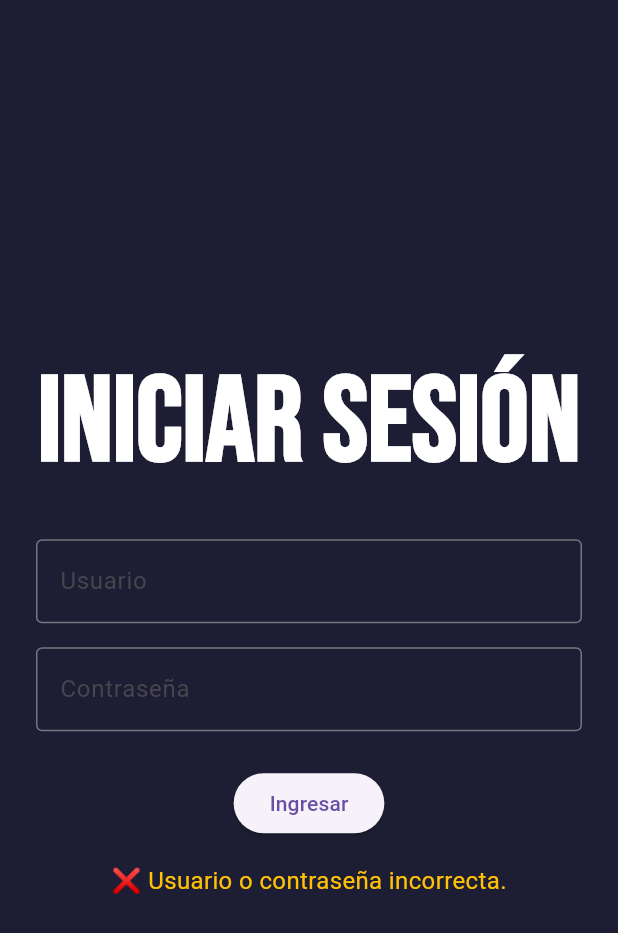
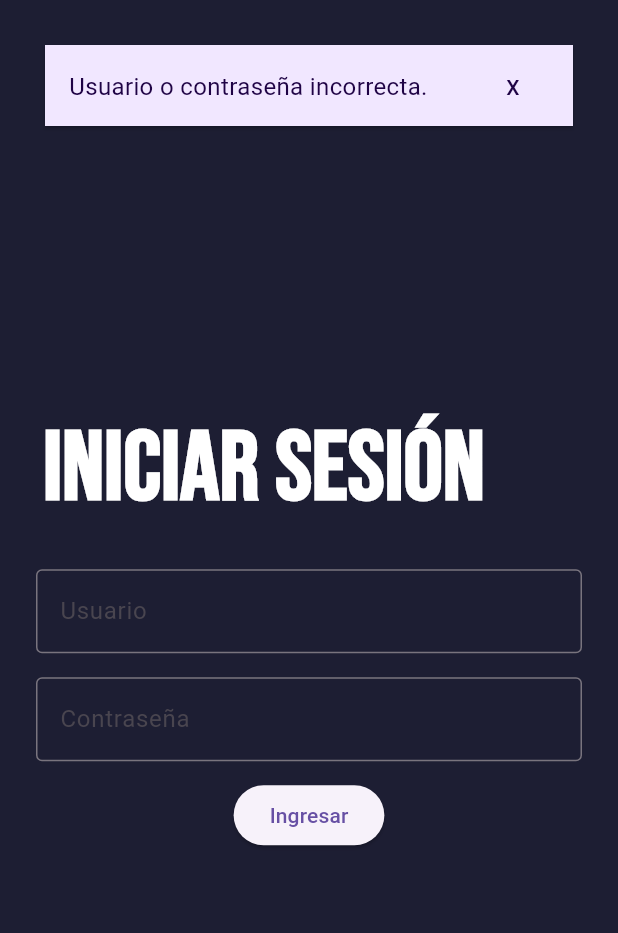
Before and after one commit to Jefferson455/BankApp, a Flutter app: the LoginScreen screen opened directly, after a tap on "Ingresar", on a phone screen of 412 x 824 dp. Shown: the top 933 px of the screen. Run offline on Flutter 3.47's test engine with Material 3 defaults, Android fonts, the phone set to English and light mode, and no system bars.

Commit message:
Se implementa el login, auth, controller, screen

```diff
--- /dev/null
+++ b/lib/src/core/controllers/login_controller.dart
@@ -0,0 +1,18 @@
+import 'package:flutter/material.dart';
+import '../services/auth_service.dart';
+
+class LoginController {
+  final AuthService _authService;
+
+  LoginController(this._authService);
+
+  /// Devuelve null si todo ok, o un mensaje de error.
+  Future<String?> login(String username, String password) async {
+    final ok = await _authService.authenticate(username, password);
+    if (ok) {
+      return null;
+    } else {
+      return 'Usuario o contraseña incorrecta.';
+    }
+  }
+}
--- /dev/null
+++ b/lib/src/core/services/auth_service.dart
@@ -0,0 +1,8 @@
+class AuthService {
+  /// Simula llamada a un backend.
+  Future<bool> authenticate(String username, String password) async {
+    // aquí podrías hacer un HTTP request real
+    await Future.delayed(const Duration(milliseconds: 500));
+    return username == 'jeffer' && password == '1234';
+  }
+}
--- a/lib/src/layouts/colorsApp.dart
+++ b/lib/src/layouts/colorsApp.dart
@@ -1,15 +1,15 @@
 import 'dart:ui';
 
 class ColorsApp {
-  static const Color fText = Color.fromARGB(255, 241, 231, 255);
-  static const Color secondary = Color(0xFF1F0345);
+  //Colors
+  static const Color purpleLight = Color.fromARGB(255, 241, 231, 255);
+  static const Color purple = Color(0xFF1F0345);
   static const Color accent = Color(0xFFFFC400);
+  static const Color white = Color(0xFFFFFFFF);
+  static const Color errorRed = Color.fromARGB(255, 98, 34, 34);
 
   //Backgrounds
   static const Color backgroundComponent = Color(0xFF0E0B20);
   static const Color background = Color(0xFF1D1E33);
   static const Color backgroundComponentSelected = Color(0xFF4F548B);
-
-  //Text
-  static const Color wText = Color(0xFFFFFFFF);
 }
--- /dev/null
+++ b/lib/src/layouts/error_banner.dart
@@ -0,0 +1,39 @@
+import 'package:flutter/material.dart';
+import 'package:login_welcome/src/layouts/colorsApp.dart';
+
+/// Muestra un MaterialBanner de error en la parte superior del Scaffold.
+/// Se oculta automáticamente después de [duration].
+void showErrorBanner(
+  BuildContext context, {
+  required String message,
+  Duration duration = const Duration(seconds: 3),
+}) {
+  final messenger = ScaffoldMessenger.of(context);
+
+  // Primero limpia cualquier banner anterior
+  messenger.clearMaterialBanners();
+
+  // Crea el banner
+  messenger.showMaterialBanner(
+    MaterialBanner(
+      elevation: 1,
+      margin: EdgeInsets.all(30),
+      backgroundColor: ColorsApp.purpleLight,
+      content: Text(
+        message,
+        style: const TextStyle(color: ColorsApp.purple, fontSize: 16),
+      ),
+      actions: [
+        TextButton(
+          onPressed: () => messenger.hideCurrentMaterialBanner(),
+          child: const Text('X', style: TextStyle(color: ColorsApp.purple)),
+        ),
+      ],
+    ),
+  );
+
+  // Lo oculta después de [duration]
+  Future.delayed(duration, () {
+    messenger.hideCurrentMaterialBanner();
+  });
+}
--- a/lib/src/screen/loginScreen.dart
+++ b/lib/src/screen/loginScreen.dart
@@ -1,6 +1,9 @@
 import 'package:flutter/material.dart';
+import 'package:login_welcome/src/core/controllers/login_controller.dart';
+import 'package:login_welcome/src/core/services/auth_service.dart';
 import 'package:login_welcome/src/layouts/colorsApp.dart';
 import 'package:login_welcome/src/screen/homeScreen.dart';
+import 'package:login_welcome/src/layouts/error_banner.dart';
 
 class LoginScreen extends StatefulWidget {
   const LoginScreen({super.key});
@@ -10,24 +13,27 @@ class LoginScreen extends StatefulWidget {
 }
 
 class _LoginScreenState extends State<LoginScreen> {
-  final TextEditingController _userController = TextEditingController();
-  final TextEditingController _passController = TextEditingController();
+  final _userController = TextEditingController();
+  final _passController = TextEditingController();
 
-  String _message = '';
+  // instanciamos nuestro controller
+  final _loginController = LoginController(AuthService());
 
-  void _login() {
+  void _onLoginPressed() async {
     final username = _userController.text.trim();
     final password = _passController.text;
 
-    if (username == 'jeffer' && password == '1234') {
+    // delegamos la lógica al controller
+    final error = await _loginController.login(username, password);
+    if (error == null) {
+      // credenciales ok
       Navigator.push(
         context,
-        MaterialPageRoute(builder: (context) => const HomeScreen()),
+        MaterialPageRoute(builder: (_) => const HomeScreen()),
       );
     } else {
-      setState(() {
-        _message = '❌ Usuario o contraseña incorrecta.';
-      });
+      // mostramos banner de error
+      showErrorBanner(context, message: error);
     }
   }
 
@@ -40,26 +46,32 @@ class _LoginScreenState extends State<LoginScreen> {
         child: Column(
           mainAxisAlignment: MainAxisAlignment.center,
           children: [
-            const Text(
-              'Iniciar sesión',
-              style: const TextStyle(
-                fontFamily: "BebasNeueRegular",
-                fontSize: 80,
-                color: ColorsApp.wText,
-                fontWeight: FontWeight.bold,
+            Padding(
+              padding: const EdgeInsets.only(top: 10, right: 60),
+              child: const Text(
+                'Iniciar sesión',
+                style: TextStyle(
+                  fontFamily: "BebasNeueRegular",
+                  fontSize: 65,
+                  color: ColorsApp.white,
+                  fontWeight: FontWeight.bold,
+                ),
               ),
             ),
             const SizedBox(height: 20),
             TextField(
-              cursorColor: ColorsApp.accent,
+              cursorColor: ColorsApp.white,
               controller: _userController,
               decoration: const InputDecoration(
                 labelText: 'Usuario',
                 border: OutlineInputBorder(),
               ),
+              style: TextStyle(color: ColorsApp.white),
             ),
             const SizedBox(height: 16),
             TextField(
+              cursorColor: ColorsApp.white,
+              style: TextStyle(color: ColorsApp.white),
               controller: _passController,
               obscureText: true,
               decoration: const InputDecoration(
@@ -67,12 +79,13 @@ class _LoginScreenState extends State<LoginScreen> {
                 border: OutlineInputBorder(),
               ),
             ),
-            const SizedBox(height: 24),
-            ElevatedButton(onPressed: _login, child: const Text('Ingresar')),
-            const SizedBox(height: 16),
-            Text(
-              _message,
-              style: const TextStyle(fontSize: 16, color: Colors.amber),
+
+            Padding(
+              padding: const EdgeInsets.only(top: 12),
+              child: ElevatedButton(
+                onPressed: _onLoginPressed,
+                child: const Text('Ingresar'),
+              ),
             ),
           ],
         ),
--- a/lib/src/screen/welcomeScreen.dart
+++ b/lib/src/screen/welcomeScreen.dart
@@ -19,7 +19,7 @@ class WelcomeScreen extends StatelessWidget {
             style: TextStyle(
               fontSize: 55,
               fontWeight: FontWeight.bold,
-              color: ColorsApp.wText,
+              color: ColorsApp.white,
             ),
           ),
         ),
@@ -34,7 +34,7 @@ class WelcomeScreen extends StatelessWidget {
               child: Text(
                 "“El futuro de tus finanzas, en tus manos.”",
                 textAlign: TextAlign.center,
-                style: TextStyle(color: ColorsApp.fText),
+                style: TextStyle(color: ColorsApp.white),
               ),
             ),
             // Botón para "Iniciar sesión"
```
